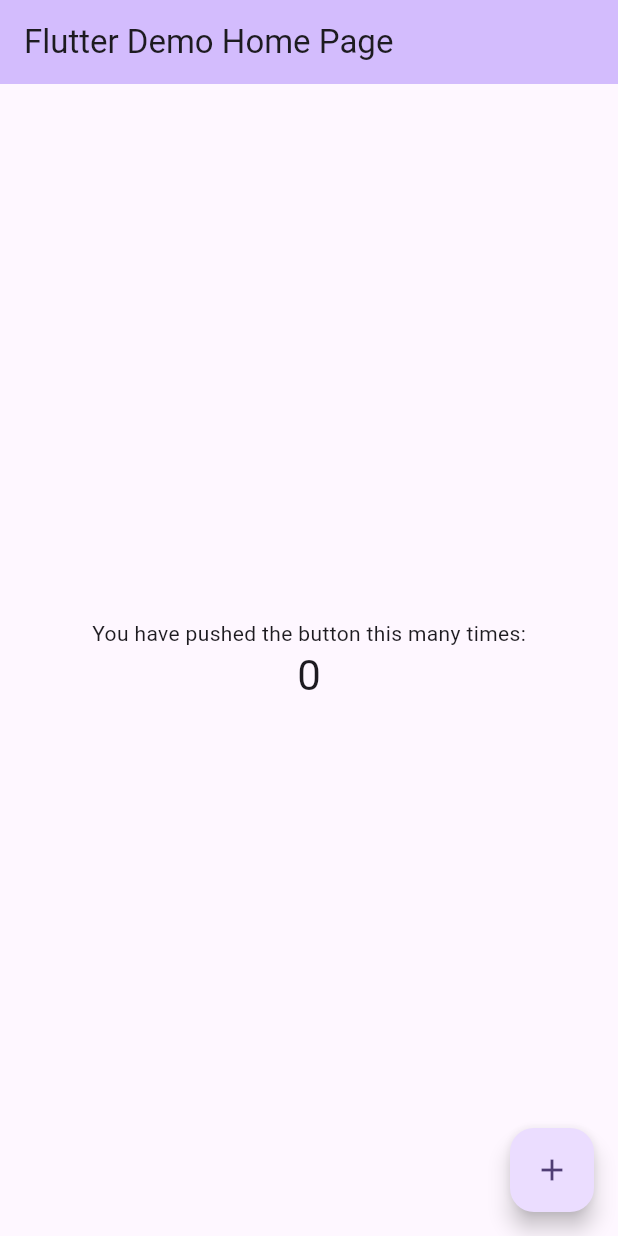
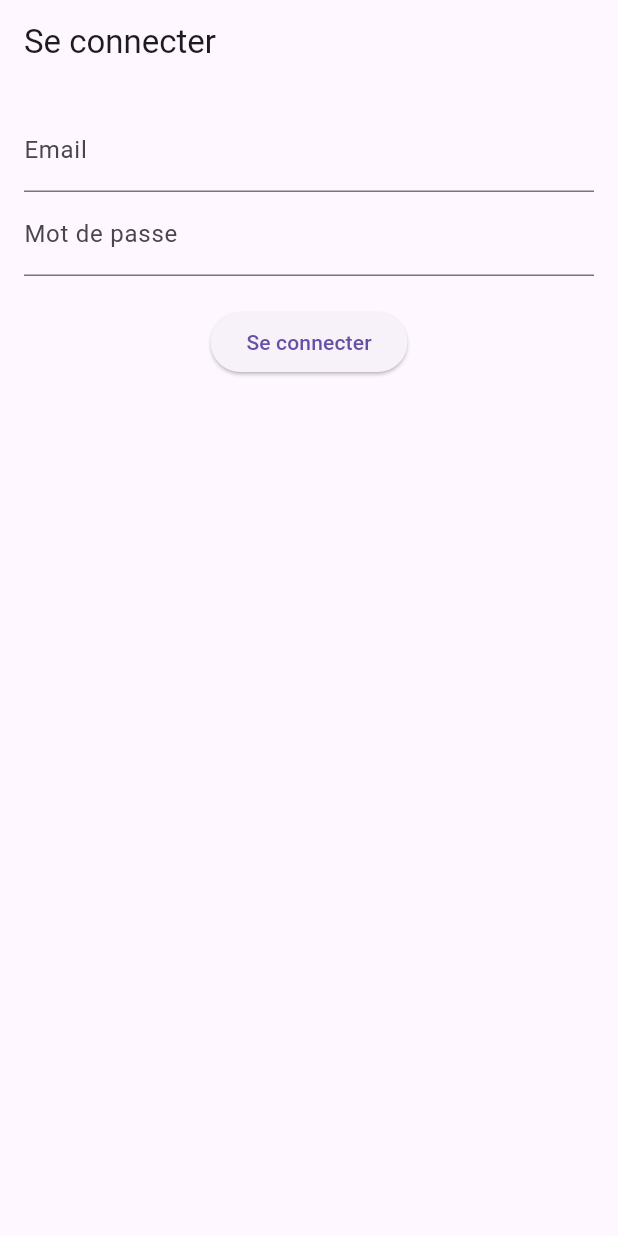
Before and after one commit to thibault-forret/track-time, a Flutter app: the screen it shows after launch, on a phone screen of 412 x 824 dp. Run offline on Flutter 3.47's test engine with Material 3 defaults, Android fonts, the phone set to English and light mode, and no system bars; our stand-ins replace dio, shared_preferences.

Commit message:
make login api + flutter, need to opti

```diff
--- a/flutter_app/lib/main.dart
+++ b/flutter_app/lib/main.dart
@@ -1,125 +1,61 @@
 import 'package:flutter/material.dart';
+import 'package:flutter_app/screens/home_screen.dart';
+import 'package:flutter_app/screens/login_screen.dart';
+// import 'package:flutter_app/screens/register_screen.dart';
+import 'package:flutter_app/services/auth_service.dart';
 
-void main() {
-  runApp(const MyApp());
+void main() async {
+  WidgetsFlutterBinding.ensureInitialized();
+  final authService = AuthService();
+  await authService.loadToken();  // Charger le token d'authentification
+
+  runApp(MyApp(authService));
 }
 
 class MyApp extends StatelessWidget {
-  const MyApp({super.key});
+  final AuthService authService;
 
-  // This widget is the root of your application.
+  MyApp(this.authService);
+
   @override
   Widget build(BuildContext context) {
     return MaterialApp(
-      title: 'Flutter Demo',
-      theme: ThemeData(
-        // This is the theme of your application.
-        //
-        // TRY THIS: Try running your application with "flutter run". You'll see
-        // the application has a purple toolbar. Then, without quitting the app,
-        // try changing the seedColor in the colorScheme below to Colors.green
-        // and then invoke "hot reload" (save your changes or press the "hot
-        // reload" button in a Flutter-supported IDE, or press "r" if you used
-        // the command line to start the app).
-        //
-        // Notice that the counter didn't reset back to zero; the application
-        // state is not lost during the reload. To reset the state, use hot
-        // restart instead.
-        //
-        // This works for code too, not just values: Most code changes can be
-        // tested with just a hot reload.
-        colorScheme: ColorScheme.fromSeed(seedColor: Colors.deepPurple),
-        useMaterial3: true,
-      ),
-      home: const MyHomePage(title: 'Flutter Demo Home Page'),
+      title: 'TrackTime',
+      home: AuthRedirect(authService: authService),
+      routes: {
+        '/home': (context) => HomeScreen(authService: authService),
+        '/login': (context) => LoginScreen(), // authService: authService
+        // '/register': (context) => RegisterScreen(authService: authService),
+      },
     );
   }
 }
 
-class MyHomePage extends StatefulWidget {
-  const MyHomePage({super.key, required this.title});
+class AuthRedirect extends StatelessWidget {
+  final AuthService authService;
 
-  // This widget is the home page of your application. It is stateful, meaning
-  // that it has a State object (defined below) that contains fields that affect
-  // how it looks.
-
-  // This class is the configuration for the state. It holds the values (in this
-  // case the title) provided by the parent (in this case the App widget) and
-  // used by the build method of the State. Fields in a Widget subclass are
-  // always marked "final".
-
-  final String title;
-
-  @override
-  State<MyHomePage> createState() => _MyHomePageState();
-}
-
-class _MyHomePageState extends State<MyHomePage> {
-  int _counter = 0;
-
-  void _incrementCounter() {
-    setState(() {
-      // This call to setState tells the Flutter framework that something has
-      // changed in this State, which causes it to rerun the build method below
-      // so that the display can reflect the updated values. If we changed
-      // _counter without calling setState(), then the build method would not be
-      // called again, and so nothing would appear to happen.
-      _counter++;
-    });
-  }
+  AuthRedirect({required this.authService});
 
   @override
   Widget build(BuildContext context) {
-    // This method is rerun every time setState is called, for instance as done
-    // by the _incrementCounter method above.
-    //
-    // The Flutter framework has been optimized to make rerunning build methods
-    // fast, so that you can just rebuild anything that needs updating rather
-    // than having to individually change instances of widgets.
+    // Vérifier l'état de connexion
+    if (authService.isAuthenticated()) {
+      // Rediriger vers la page d'accueil si l'utilisateur est connecté
+      Future.microtask(() {
+        Navigator.pushReplacementNamed(context, '/home');
+      });
+    } else {
+      // Rediriger vers la page de connexion si l'utilisateur n'est pas connecté
+      Future.microtask(() {
+        Navigator.pushReplacementNamed(context, '/login');
+      });
+    }
+
+    // Afficher un indicateur de chargement pendant le temps de vérification
     return Scaffold(
-      appBar: AppBar(
-        // TRY THIS: Try changing the color here to a specific color (to
-        // Colors.amber, perhaps?) and trigger a hot reload to see the AppBar
-        // change color while the other colors stay the same.
-        backgroundColor: Theme.of(context).colorScheme.inversePrimary,
-        // Here we take the value from the MyHomePage object that was created by
-        // the App.build method, and use it to set our appbar title.
-        title: Text(widget.title),
+      body: Center(
+        child: CircularProgressIndicator(),
       ),
-      body: Center(
-        // Center is a layout widget. It takes a single child and positions it
-        // in the middle of the parent.
-        child: Column(
-          // Column is also a layout widget. It takes a list of children and
-          // arranges them vertically. By default, it sizes itself to fit its
-          // children horizontally, and tries to be as tall as its parent.
-          //
-          // Column has various properties to control how it sizes itself and
-          // how it positions its children. Here we use mainAxisAlignment to
-          // center the children vertically; the main axis here is the vertical
-          // axis because Columns are vertical (the cross axis would be
-          // horizontal).
-          //
-          // TRY THIS: Invoke "debug painting" (choose the "Toggle Debug Paint"
-          // action in the IDE, or press "p" in the console), to see the
-          // wireframe for each widget.
-          mainAxisAlignment: MainAxisAlignment.center,
-          children: <Widget>[
-            const Text(
-              'You have pushed the button this many times:',
-            ),
-            Text(
-              '$_counter',
-              style: Theme.of(context).textTheme.headlineMedium,
-            ),
-          ],
-        ),
-      ),
-      floatingActionButton: FloatingActionButton(
-        onPressed: _incrementCounter,
-        tooltip: 'Increment',
-        child: const Icon(Icons.add),
-      ), // This trailing comma makes auto-formatting nicer for build methods.
     );
   }
 }
--- /dev/null
+++ b/flutter_app/lib/screens/login_screen.dart
@@ -0,0 +1,72 @@
+import 'package:flutter/material.dart';
+import 'package:flutter_app/services/auth_service.dart';
+
+class LoginScreen extends StatefulWidget {
+  @override
+  _LoginScreenState createState() => _LoginScreenState();
+}
+
+class _LoginScreenState extends State<LoginScreen> {
+  final _emailController = TextEditingController();
+  final _passwordController = TextEditingController();
+  final _authService = AuthService();
+  bool _isLoading = false;
+
+  void _login() async {
+    setState(() {
+      _isLoading = true;
+    });
+
+    try {
+      final response = await _authService.login(
+        _emailController.text,
+        _passwordController.text,
+      );
+
+      Navigator.pushReplacementNamed(context, '/home');
+    } catch (e) {
+      // Gérer l'erreur ici, par exemple en affichant un message
+      print('Erreur: $e');
+    } finally {
+      setState(() {
+        _isLoading = false;
+      });
+    }
+  }
+
+  @override
+  Widget build(BuildContext context) {
+    return Scaffold(
+      appBar: AppBar(
+        title: const Text('Se connecter'),
+      ),
+      body: Padding(
+        padding: const EdgeInsets.all(16.0),
+        child: Column(
+          children: [
+            TextField(
+              controller: _emailController,
+              decoration: const InputDecoration(
+                labelText: 'Email',
+              ),
+            ),
+            TextField(
+              controller: _passwordController,
+              obscureText: true,
+              decoration: const InputDecoration(
+                labelText: 'Mot de passe',
+              ),
+            ),
+            const SizedBox(height: 20),
+            _isLoading
+                ? CircularProgressIndicator()
+                : ElevatedButton(
+                    onPressed: _login,
+                    child: const Text('Se connecter'),
+                  ),
+          ],
+        ),
+      ),
+    );
+  }
+}
```
Also changed, not shown: flutter_app/lib/screens/auth_choice_screen.dart (added, +31 -0 lines), flutter_app/lib/screens/home_screen.dart (added, +36 -0 lines), flutter_app/lib/services/auth_service.dart (added, +104 -0 lines), flutter_app/pubspec.yaml (+2 -69 lines), flutter_app/lib/screens/register_screen.dart (added), flutter_app/pubspec.lock, 9 other files.
